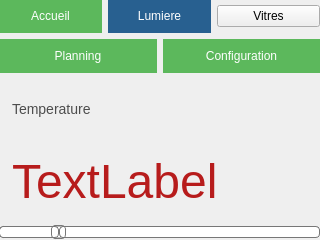
Above: thermostat/Thermostat/temperatureWindow.ui from kimchicharlie/Envio before the change. Below: the same form after it.
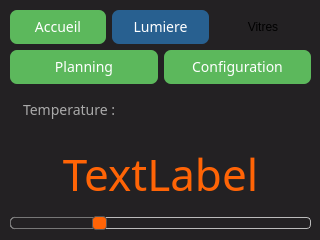
That is the form after the change.

```diff
--- a/thermostat/Thermostat/temperatureWindow.ui
+++ b/thermostat/Thermostat/temperatureWindow.ui
@@ -14,16 +14,17 @@
    <string>Envio - Thermostat</string>
   </property>
   <property name="styleSheet">
-   <string notr="true"/>
+   <string notr="true">background: #232123;
+border: 0px;</string>
   </property>
   <widget class="QWidget" name="centralwidget">
    <widget class="QWidget" name="gridLayoutWidget">
     <property name="geometry">
      <rect>
-      <x>-1</x>
-      <y>-1</y>
-      <width>321</width>
-      <height>241</height>
+      <x>10</x>
+      <y>10</y>
+      <width>301</width>
+      <height>221</height>
      </rect>
     </property>
     <layout class="QGridLayout" name="gridLayout">
@@ -31,6 +32,12 @@
       <layout class="QHBoxLayout" name="horizontalLayoutBtn1">
        <item>
         <widget class="QPushButton" name="AccueilBtn">
+         <property name="font">
+          <font>
+           <family>Montserrat,sans-serif</family>
+           <pointsize>-1</pointsize>
+          </font>
+         </property>
          <property name="styleSheet">
           <string notr="true">QPushButton
 {
@@ -39,9 +46,10 @@
 	outline: 0;
 	background: #5cb85c;
 	border: 0;
-	padding: 10px;
+	padding: 7px;
 	color: #FFFFFF;
-	font-size: 12px;
+	font-size: 14px;
+	border-radius: 7px;
 }
 
 QPushButton:hover
@@ -63,6 +71,12 @@
        </item>
        <item>
         <widget class="QPushButton" name="LumEditBtn">
+         <property name="font">
+          <font>
+           <family>Montserrat,sans-serif</family>
+           <pointsize>-1</pointsize>
+          </font>
+         </property>
          <property name="styleSheet">
           <string notr="true">QPushButton
 {
@@ -71,9 +85,10 @@
 	outline: 0;
 	background: #286090;
 	border: 0;
-	padding: 10px;
+	padding: 7px;
 	color: #FFFFFF;
-	font-size: 12px;
+	font-size: 14px;
+	border-radius: 7px;
 }
 
 QPushButton:hover
@@ -104,6 +119,12 @@
      </item>
      <item row="2" column="1">
       <widget class="QLabel" name="TempFixLabel">
+       <property name="font">
+        <font>
+         <family>Segoe UI,sans-serif</family>
+         <pointsize>-1</pointsize>
+        </font>
+       </property>
        <property name="styleSheet">
         <string notr="true">font-family: &quot;Segoe UI&quot;, sans-serif;
 text-transform: uppercase;
@@ -111,11 +132,128 @@
 width: 100%;
 border: 0;
 padding: 10px;
-color: #4d4d4d;
+color: #AAA;
 font-size: 14px;</string>
        </property>
        <property name="text">
-        <string>Temperature</string>
+        <string>Temperature :</string>
+       </property>
+      </widget>
+     </item>
+     <item row="1" column="1">
+      <layout class="QHBoxLayout" name="horizontalLayoutBtn2">
+       <item>
+        <widget class="QPushButton" name="PlanningEditBtn">
+         <property name="font">
+          <font>
+           <family>Montserrat,sans-serif</family>
+           <pointsize>-1</pointsize>
+          </font>
+         </property>
+         <property name="styleSheet">
+          <string notr="true">QPushButton
+{
+	font-family:&quot;Montserrat&quot;, sans-serif;
+	text-transform: uppercase;
+	outline: 0;
+	background: #5cb85c;
+	border: 0;
+	padding: 7px;
+	color: #FFFFFF;
+	font-size: 14px;
+	border-radius: 7px;
+}
+
+QPushButton:hover
+{
+	font-family:&quot;Montserrat&quot;, sans-serif;
+	text-transform: uppercase;
+	outline: 0;
+	background: #449d44;
+	border: 0;
+	padding: 7px;
+	color: #FFFFFF;
+	font-size: 14px;
+	border-radius: 7px;
+}</string>
+         </property>
+         <property name="text">
+          <string>Planning</string>
+         </property>
+        </widget>
+       </item>
+       <item>
+        <widget class="QPushButton" name="ConfigEditBtn">
+         <property name="font">
+          <font>
+           <family>Montserrat,sans-serif</family>
+           <pointsize>-1</pointsize>
+          </font>
+         </property>
+         <property name="styleSheet">
+          <string notr="true">QPushButton
+{
+	font-family:&quot;Montserrat&quot;, sans-serif;
+	text-transform: uppercase;
+	outline: 0;
+	background: #5cb85c;
+	border: 0;
+	padding: 7px;
+	color: #FFFFFF;
+	font-size: 14px;
+	border-radius: 7px;
+}
+
+QPushButton:hover
+{
+	font-family:&quot;Montserrat&quot;, sans-serif;
+	text-transform: uppercase;
+	outline: 0;
+	background: #449d44;
+	border: 0;
+	padding: 7px;
+	color: #FFFFFF;
+	font-size: 14px;
+	border-radius: 7px;
+}</string>
+         </property>
+         <property name="text">
+          <string>Configuration</string>
+         </property>
+        </widget>
+       </item>
+      </layout>
+     </item>
+     <item row="3" column="1">
+      <widget class="QLabel" name="TempLabel">
+       <property name="font">
+        <font>
+         <family>Segoe UI,sans-serif</family>
+         <pointsize>-1</pointsize>
+        </font>
+       </property>
+       <property name="styleSheet">
+        <string notr="true">font-family: &quot;Segoe UI&quot;, sans-serif;
+text-transform: uppercase;
+outline: 0;
+width: 100%;
+border: 0;
+padding: 10px;
+color: #FF6406;
+font-size: 44px;
+text-align: center;</string>
+       </property>
+       <property name="text">
+        <string>TextLabel</string>
+       </property>
+       <property name="alignment">
+        <set>Qt::AlignCenter</set>
+       </property>
+       <property name="margin">
+        <number>0</number>
+       </property>
+       <property name="indent">
+        <number>3</number>
        </property>
       </widget>
      </item>
@@ -124,32 +262,37 @@
        <property name="styleSheet">
         <string notr="true">QSlider::groove:horizontal {
 border: 1px solid #bbb;
-background: white;
+background: qlineargradient(x1: 0, y1: 0,    x2: 1, y2: 0,
+    stop: 0 #FF9153, stop: 1 #FF4B53);
 height: 10px;
 border-radius: 4px;
 }
 
 QSlider::sub-page:horizontal {
-background: qlineargradient(x1: 0, y1: 0,    x2: 0, y2: 1,
-    stop: 0 #FF8F20, stop: 1 #FF2020);
-background: qlineargradient(x1: 0, y1: 0.2, x2: 1, y2: 1,
-    stop: 0 #FF8F20, stop: 1 #FF2020);
 border: 1px solid #777;
 height: 10px;
 border-radius: 4px;
 }
-
+/*
 QSlider::add-page:horizontal {
 background: #fff;
 border: 1px solid #777;
 height: 10px;
 border-radius: 4px;
 }
+*/
+QSlider::add-page:qlineargradient {
+background: transparent;
+border-top-right-radius: 9px;
+border-bottom-right-radius: 9px;
+border-top-left-radius: 0px;
+border-bottom-left-radius: 0px;
+}
 
+/* thumb */
 QSlider::handle:horizontal {
-background: qlineargradient(x1:0, y1:0, x2:1, y2:1,
-    stop:0 #eee, stop:1 #ccc);
-border: 1px solid #777;
+background: #FF6406;
+border: 1px solid #555;
 width: 13px;
 margin-top: -2px;
 margin-bottom: -2px;
@@ -183,7 +326,7 @@
         <number>160</number>
        </property>
        <property name="maximum">
-        <number>400</number>
+        <number>300</number>
        </property>
        <property name="singleStep">
         <number>5</number>
@@ -199,97 +342,6 @@
        </property>
       </widget>
      </item>
-     <item row="1" column="1">
-      <layout class="QHBoxLayout" name="horizontalLayoutBtn2">
-       <item>
-        <widget class="QPushButton" name="PlanningEditBtn">
-         <property name="styleSheet">
-          <string notr="true">QPushButton
-{
-	font-family:&quot;Montserrat&quot;, sans-serif;
-	text-transform: uppercase;
-	outline: 0;
-	background: #5cb85c;
-	border: 0;
-	padding: 10px;
-	color: #FFFFFF;
-	font-size: 12px;
-}
-
-QPushButton:hover
-{
-	font-family:&quot;Montserrat&quot;, sans-serif;
-	text-transform: uppercase;
-	outline: 0;
-	background: #449d44;
-	border: 0;
-	padding: 10px;
-	color: #FFFFFF;
-	font-size: 12px;
-}</string>
-         </property>
-         <property name="text">
-          <string>Planning</string>
-         </property>
-        </widget>
-       </item>
-       <item>
-        <widget class="QPushButton" name="ConfigEditBtn">
-         <property name="styleSheet">
-          <string notr="true">QPushButton
-{
-	font-family:&quot;Montserrat&quot;, sans-serif;
-	text-transform: uppercase;
-	outline: 0;
-	background: #5cb85c;
-	border: 0;
-	padding: 10px;
-	color: #FFFFFF;
-	font-size: 12px;
-}
-
-QPushButton:hover
-{
-	font-family:&quot;Montserrat&quot;, sans-serif;
-	text-transform: uppercase;
-	outline: 0;
-	background: #449d44;
-	border: 0;
-	padding: 10px;
-	color: #FFFFFF;
-	font-size: 12px;
-}</string>
-         </property>
-         <property name="text">
-          <string>Configuration</string>
-         </property>
-        </widget>
-       </item>
-      </layout>
-     </item>
-     <item row="3" column="1">
-      <widget class="QLabel" name="TempLabel">
-       <property name="styleSheet">
-        <string notr="true">font-family: &quot;Segoe UI&quot;, sans-serif;
-text-transform: uppercase;
-outline: 0;
-width: 100%;
-border: 0;
-padding: 10px;
-color: #b71c1c;
-font-size: 48px;</string>
-       </property>
-       <property name="text">
-        <string>TextLabel</string>
-       </property>
-       <property name="margin">
-        <number>0</number>
-       </property>
-       <property name="indent">
-        <number>3</number>
-       </property>
-      </widget>
-     </item>
     </layout>
    </widget>
   </widget>
```
Left out of the diff: 15 changed lines with no effect on the pictures.
